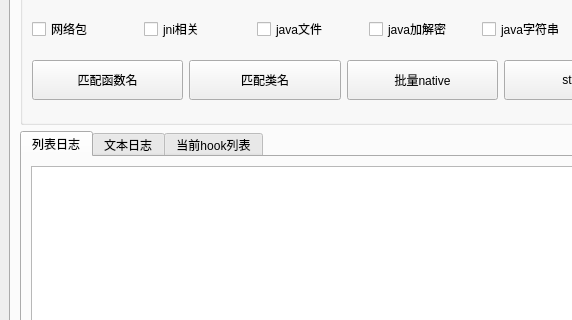
Qt form ui/kmain.ui (dqzg12300/fridaUiTools) before a commit; both pictures show x 0 to 572 and y 248 to 568 of the 845 by 804 pixel window.
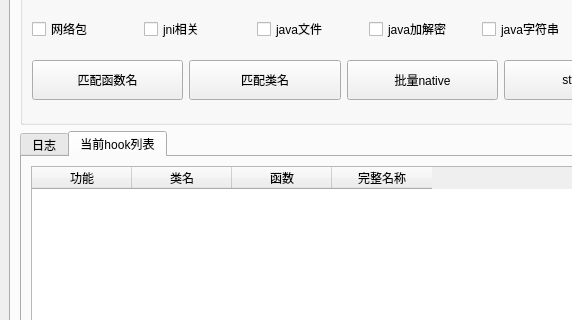
The same form after that commit. The open tabs and pages were chosen to show the change.

What changed in the file:
```diff
--- a/ui/kmain.ui
+++ b/ui/kmain.ui
@@ -282,27 +282,21 @@
          </widget>
         </item>
         <item row="2" column="0">
-         <widget class="QTabWidget" name="txtLogs">
+         <widget class="QTabWidget" name="groupLogs">
           <property name="currentIndex">
            <number>1</number>
           </property>
-          <widget class="QWidget" name="tab">
-           <attribute name="title">
-            <string>列表日志</string>
-           </attribute>
-           <layout class="QGridLayout" name="gridLayout_2">
-            <item row="0" column="0">
-             <widget class="QListView" name="listLogs"/>
-            </item>
-           </layout>
-          </widget>
           <widget class="QWidget" name="tab_3">
            <attribute name="title">
-            <string>文本日志</string>
+            <string>日志</string>
            </attribute>
            <layout class="QGridLayout" name="gridLayout_3">
             <item row="0" column="0">
-             <widget class="QPlainTextEdit" name="plainTextEdit"/>
+             <widget class="QPlainTextEdit" name="txtLogs">
+              <property name="readOnly">
+               <bool>true</bool>
+              </property>
+             </widget>
             </item>
            </layout>
           </widget>
@@ -312,7 +306,33 @@
            </attribute>
            <layout class="QGridLayout" name="gridLayout_8">
             <item row="0" column="0">
-             <widget class="QListView" name="listHooks"/>
+             <widget class="QTableWidget" name="tabHooks">
+              <column>
+               <property name="text">
+                <string>功能</string>
+               </property>
+              </column>
+              <column>
+               <property name="text">
+                <string>类名</string>
+               </property>
+              </column>
+              <column>
+               <property name="text">
+                <string>函数</string>
+               </property>
+              </column>
+              <column>
+               <property name="text">
+                <string>完整名称</string>
+               </property>
+               <property name="font">
+                <font>
+                 <pointsize>9</pointsize>
+                </font>
+               </property>
+              </column>
+             </widget>
             </item>
            </layout>
           </widget>
```
